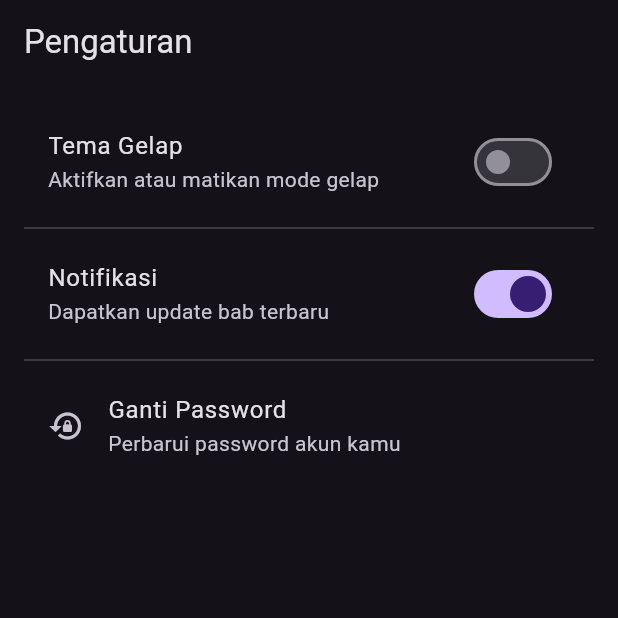
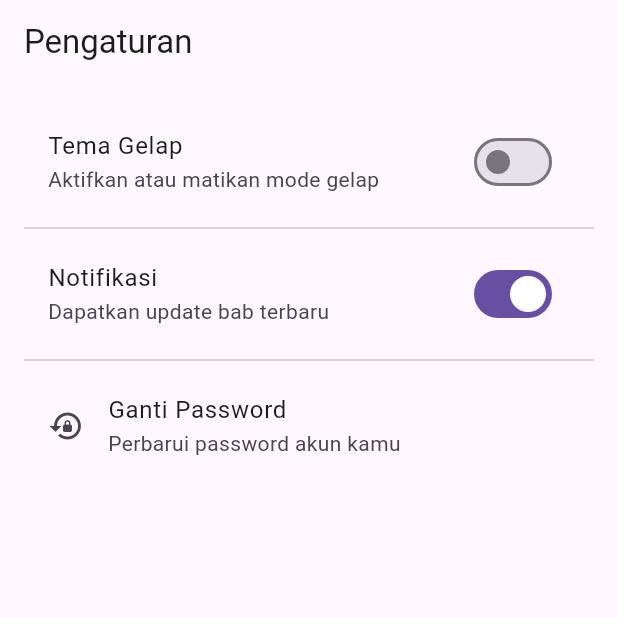
Before and after one commit to rahmatsigma/streamime, a Flutter app: the SettingsPage screen opened by its route, after a tap on "Tema Gelap", on a phone screen of 412 x 824 dp, the top half of it. Run offline on Flutter 3.47's test engine with Material 3 defaults, Android fonts, the phone set to English and light mode, and no system bars; our stand-ins replace dartz, dio, equatable, flutter_bloc, go_router, sizer; network calls fail; key blocks and very long unbroken strings in the code were emptied for the run.

Commit message:
mengaktifkan fitur dark mode

```diff
--- a/lib/features/settings/presentation/pages/settings_page.dart
+++ b/lib/features/settings/presentation/pages/settings_page.dart
@@ -1,4 +1,6 @@
 import 'package:flutter/material.dart';
+import 'package:flutter_bloc/flutter_bloc.dart';
+import 'package:manga_read/features/theme/logic/theme_cubit.dart';
 
 class SettingsPage extends StatefulWidget {
   const SettingsPage({super.key});
@@ -8,11 +10,12 @@ class SettingsPage extends StatefulWidget {
 }
 
 class _SettingsPageState extends State<SettingsPage> {
-  bool _darkMode = true;
   bool _notificationEnabled = true;
 
   @override
   Widget build(BuildContext context) {
+    final bool isDarkMode = context.watch<ThemeCubit>().state.themeMode == ThemeMode.dark;
+
     return Scaffold(
       appBar: AppBar(
         title: const Text('Pengaturan'),
@@ -23,11 +26,11 @@ class _SettingsPageState extends State<SettingsPage> {
           SwitchListTile(
             title: const Text('Tema Gelap'),
             subtitle: const Text('Aktifkan atau matikan mode gelap'),
-            value: _darkMode,
+
+            value: isDarkMode,
+
             onChanged: (value) {
-              setState(() {
-                _darkMode = value;
-              });
+              context.read<ThemeCubit>().toggleTheme(value);
             },
           ),
           const Divider(),
@@ -36,6 +39,7 @@ class _SettingsPageState extends State<SettingsPage> {
             subtitle: const Text('Dapatkan update bab terbaru'),
             value: _notificationEnabled,
             onChanged: (value) {
+              // Biarkan setState ini untuk switch notifikasi
               setState(() {
                 _notificationEnabled = value;
               });
--- /dev/null
+++ b/lib/features/theme/logic/theme_cubit.dart
@@ -0,0 +1,12 @@
+import 'package:flutter_bloc/flutter_bloc.dart';
+import 'package:flutter/material.dart';
+import 'theme_state.dart';
+
+class ThemeCubit extends Cubit<ThemeState> {
+  ThemeCubit() : super(const ThemeState(ThemeMode.dark));
+
+  void toggleTheme(bool isDark) {
+    final newThemeMode = isDark ? ThemeMode.dark : ThemeMode.light;
+    emit(ThemeState(newThemeMode));
+  }
+}
--- /dev/null
+++ b/lib/features/theme/logic/theme_state.dart
@@ -0,0 +1,10 @@
+import 'package:equatable/equatable.dart';
+import 'package:flutter/material.dart';
+
+class ThemeState extends Equatable {
+  final ThemeMode themeMode;
+  const ThemeState(this.themeMode);
+
+  @override
+  List<Object> get props => [themeMode];
+}
--- a/lib/main.dart
+++ b/lib/main.dart
@@ -6,12 +6,23 @@ import 'package:manga_read/features/home/data/repositories/manga_repository_impl
 import 'package:manga_read/features/home/logic/manga_list_cubit.dart';
 import 'package:sizer/sizer.dart';
 
+// --- IMPORT BARU ---
+import 'package:manga_read/features/theme/logic/theme_cubit.dart';
+import 'package:manga_read/features/theme/logic/theme_state.dart';
+
 void main() {
   final IMangaRepository mangaRepository = MangaRepositoryImpl();
 
   runApp(
+    MultiBlocProvider(
+      providers: [
         BlocProvider(
           create: (context) => MangaListCubit(mangaRepository),
+        ),
+        BlocProvider(
+          create: (context) => ThemeCubit(),
+        ),
+      ],
       child: const MangaReadApp(),
     ),
   );
@@ -24,11 +35,20 @@ class MangaReadApp extends StatelessWidget {
   Widget build(BuildContext context) {
     return Sizer(
       builder: (context, orientation, deviceType) {
+        return BlocBuilder<ThemeCubit, ThemeState>(
+          builder: (context, themeState) {
             return MaterialApp.router(
               debugShowCheckedModeBanner: false,
               title: 'MangaRead',
-          theme: ThemeData.dark(),
+
+              theme: ThemeData.light(),
+              darkTheme: ThemeData.dark(),
+
+              themeMode: themeState.themeMode,
+
               routerConfig: AppRouter.router,
+            );
+          },
         );
       },
     );
```
Lines whose indentation alone changed are shown as unchanged.
